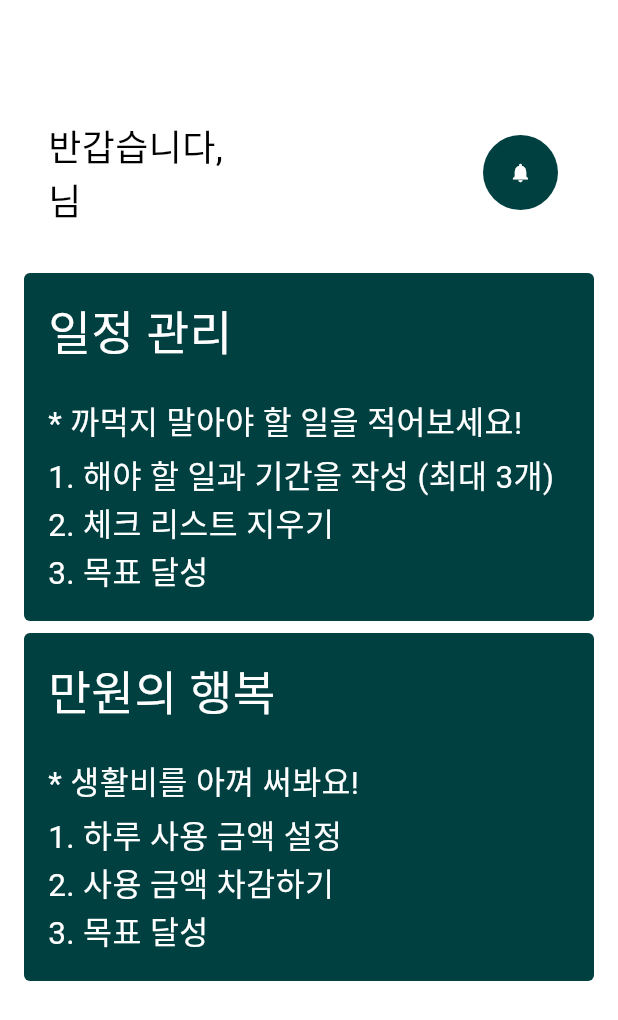
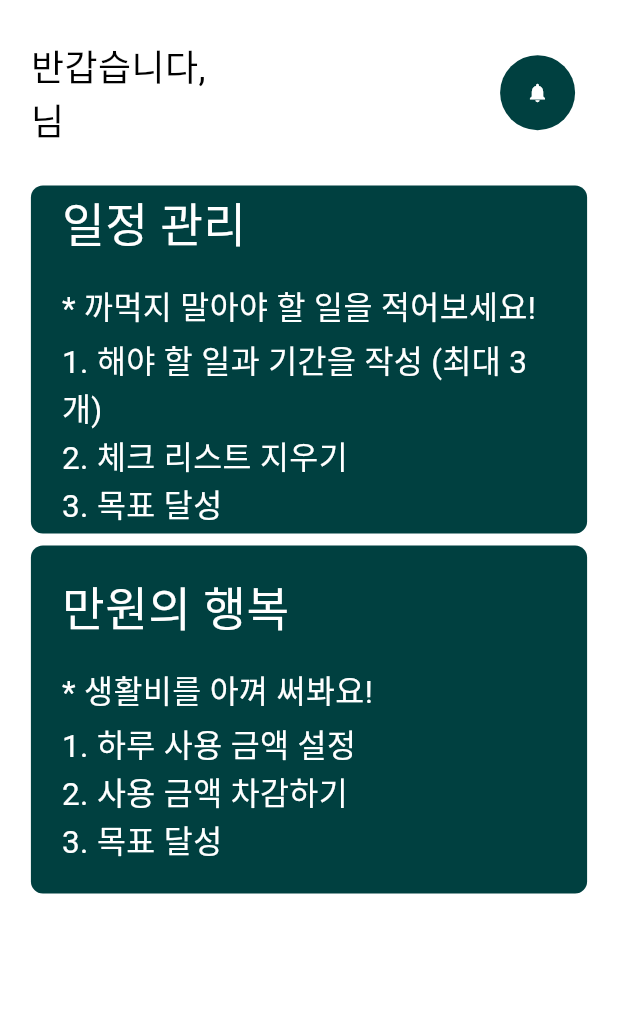
Before and after one commit to lepenseur-kjh/dkvjeh-flutter, a Flutter app: the HomePage screen opened directly, on a phone screen of 412 x 824 dp. Shown: the top 1020 px of the screen. Run offline on Flutter 3.47's test engine with Material 3 defaults, Android fonts, the phone set to English and light mode, and no system bars; our stand-ins replace cloud_firestore, dartz, firebase_auth, firebase_core, flutter_bloc, flutter_dotenv and 4 more; missing offline and left inert: kakao_flutter_sdk_user; accounts and stored records are empty; generated files the repository leaves out were written again; network calls fail; Roboto replaces fonts that are missing (EastSeaDokdo).

Commit message:
Fix: 홈화면까지 UI코드 통일

```diff
--- a/lib/presentation/home/pages/home_page.dart
+++ b/lib/presentation/home/pages/home_page.dart
@@ -14,12 +14,16 @@ class HomePage extends StatelessWidget {
   Widget build(BuildContext context) {
     return Scaffold(
       backgroundColor: AppColors.background,
-      body: Column(
+      body: SafeArea(
+        child: Container(
+          width: MediaQuery.sizeOf(context).width,
+          padding: EdgeInsets.symmetric(
+            horizontal: MediaQuery.sizeOf(context).width * 0.05,
+          ),
+          child: Column(
             children: [
               _header(context),
-          const SizedBox(height: 32),
               const SingleChildScrollView(
-            padding: EdgeInsets.symmetric(horizontal: 16),
                 child: Column(
                   children: [
                     ScheduleCard(),
@@ -30,18 +34,14 @@ class HomePage extends StatelessWidget {
               ),
             ],
           ),
+        ),
+      ),
     );
   }
 
   Widget _header(BuildContext context) {
     return BlocProvider(
       create: (context) => UserInfoDisplayCubit()..displayUserInfo(),
-      child: Padding(
-        padding: const EdgeInsets.only(
-          top: 40,
-          right: 16,
-          left: 16,
-        ),
       child: BlocBuilder<UserInfoDisplayCubit, UserInfoDisplayState>(
           builder: (context, state) {
         if (state is UserInfoLoading) {
@@ -51,10 +51,12 @@ class HomePage extends StatelessWidget {
           ));
         }
         if (state is UserInfoLoaded) {
-            return Padding(
-              padding: const EdgeInsets.fromLTRB(16, 40, 16, 0),
+          return SizedBox(
+            height: MediaQuery.sizeOf(context).height * 0.15,
+            width: MediaQuery.sizeOf(context).width,
             child: Row(
               mainAxisAlignment: MainAxisAlignment.spaceBetween,
+              crossAxisAlignment: CrossAxisAlignment.center,
               children: [
                 _headerUserInfo(context, state.user),
                 _headerNotification(context),
@@ -64,7 +66,6 @@ class HomePage extends StatelessWidget {
         }
         return Container();
       }),
-      ),
     );
   }
 
@@ -81,7 +82,7 @@ class HomePage extends StatelessWidget {
   Widget _headerNotification(BuildContext context) {
     return IconButton(
         onPressed: () {
-          // 알림 페이지 이동
+          // TODO: 알림 페이지 이동
         },
         icon: Container(
           height: 50,
--- a/lib/presentation/home/widgets/budget_card.dart
+++ b/lib/presentation/home/widgets/budget_card.dart
@@ -8,27 +8,28 @@ class BudgetCard extends StatelessWidget {
   Widget build(BuildContext context) {
     return GestureDetector(
       onTap: () {
-        // 관리
+        // TODO: 만원의 행복
       },
       child: Container(
         width: MediaQuery.of(context).size.width,
         height: 232,
+        padding: EdgeInsets.symmetric(
+          horizontal: MediaQuery.sizeOf(context).width * 0.05,
+        ),
         decoration: BoxDecoration(
           color: AppColors.primary,
-          borderRadius: BorderRadius.circular(4),
+          borderRadius: BorderRadius.circular(8),
         ),
-        child: Padding(
-          padding: const EdgeInsets.fromLTRB(16, 16, 16, 0),
         child: Column(
+          mainAxisAlignment: MainAxisAlignment.center,
           crossAxisAlignment: CrossAxisAlignment.start,
           children: [
             _budgetTitle(),
-              const SizedBox(height: 20),
+            const SizedBox(height: 15),
             _budgetComment(),
             const SizedBox(height: 4),
             _budgetText(),
           ],
-          ),
         ),
       ),
     );
--- a/lib/presentation/home/widgets/schedule_card.dart
+++ b/lib/presentation/home/widgets/schedule_card.dart
@@ -13,24 +13,25 @@ class ScheduleCard extends StatelessWidget {
         AppNavigator.push(context, const SchedulePage());
       },
       child: Container(
-        width: MediaQuery.of(context).size.width,
+        width: MediaQuery.sizeOf(context).width,
         height: 232,
+        padding: EdgeInsets.symmetric(
+          horizontal: MediaQuery.sizeOf(context).width * 0.05,
+        ),
         decoration: BoxDecoration(
           color: AppColors.primary,
-          borderRadius: BorderRadius.circular(4),
+          borderRadius: BorderRadius.circular(8),
         ),
-        child: Padding(
-          padding: const EdgeInsets.fromLTRB(16, 16, 16, 0),
         child: Column(
+          mainAxisAlignment: MainAxisAlignment.center,
           crossAxisAlignment: CrossAxisAlignment.start,
           children: [
             _scheduleTitle(),
-              const SizedBox(height: 20),
+            const SizedBox(height: 15),
             _scheduleComment(),
             const SizedBox(height: 4),
             _scheduleText(),
           ],
-          ),
         ),
       ),
     );
--- a/lib/presentation/splash/pages/splash_page.dart
+++ b/lib/presentation/splash/pages/splash_page.dart
@@ -17,9 +17,8 @@ class SplashPage extends StatelessWidget {
     return BlocListener<SplashCubit, SplashState>(
       listener: (context, state) {
         if (state is UnAuthenticated) {
-          // TODO: sign_in 페이지를 둬야 하는가?
-          // firebase auth를 사용했을 때, 로그아웃을 구현하는 게 아니라면
-          // 이 두 페이지를 나눌 필요가 없다.
+          // TODO: 로그인 페이지를 둬야 하는가?
+          // firebase auth를 사용했을 때, 로그아웃을 구현하는 게 아니라면, 회원가입 페이지만 존재하면 된다.
           AppNavigator.pushReplacement(context, const SignInPage());
         }
         if (state is Authenticated) {
```
Also changed, not shown: lib/presentation/auth/pages/sign_in_page.dart (+6 -8 lines), lib/presentation/auth/pages/sign_up_page.dart (+6 -8 lines). Lines whose indentation alone changed are shown as unchanged.
